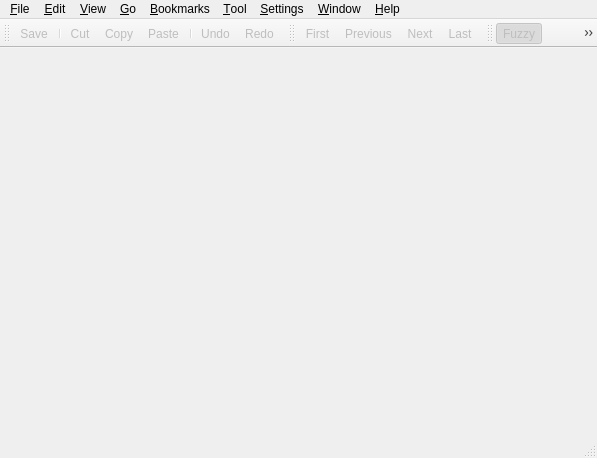
First picture: the form in pootling/ui/MainEditor.ui, repository cc-archive/pootle, before the edit.
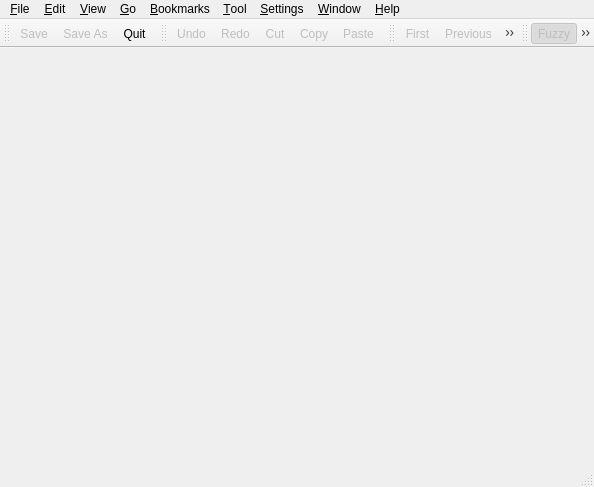
Second picture: the form after the edit. Icons and pictures are not drawn.

Commit message: add tooltip, statustip, and what's this to interface

```diff
--- a/pootling/ui/MainEditor.ui
+++ b/pootling/ui/MainEditor.ui
@@ -8,8 +8,8 @@
    <rect>
     <x>0</x>
     <y>0</y>
-    <width>597</width>
-    <height>458</height>
+    <width>594</width>
+    <height>487</height>
    </rect>
   </property>
   <property name="sizePolicy" >
@@ -47,10 +47,77 @@
     <rect>
      <x>0</x>
      <y>0</y>
-     <width>597</width>
+     <width>594</width>
      <height>28</height>
     </rect>
    </property>
+   <widget class="QMenu" name="menuView" >
+    <property name="enabled" >
+     <bool>true</bool>
+    </property>
+    <property name="title" >
+     <string>&amp;View</string>
+    </property>
+    <addaction name="actionFilterFuzzy" />
+    <addaction name="actionFilterTranslated" />
+    <addaction name="actionFilterUntranslated" />
+   </widget>
+   <widget class="QMenu" name="menuGo" >
+    <property name="title" >
+     <string>&amp;Go</string>
+    </property>
+    <addaction name="actionFirst" />
+    <addaction name="actionPrevious" />
+    <addaction name="actionNext" />
+    <addaction name="actionLast" />
+    <addaction name="separator" />
+    <addaction name="actionGoTo" />
+   </widget>
+   <widget class="QMenu" name="menuSettings" >
+    <property name="title" >
+     <string>&amp;Settings</string>
+    </property>
+    <addaction name="actionPreferences" />
+    <addaction name="action_TM" />
+   </widget>
+   <widget class="QMenu" name="menu_Tool" >
+    <property name="title" >
+     <string>&amp;Tool</string>
+    </property>
+    <widget class="QMenu" name="menu_TM" >
+     <property name="title" >
+      <string>&amp;TM</string>
+     </property>
+     <property name="icon" >
+      <iconset>../images/memory.png</iconset>
+     </property>
+     <addaction name="action_lookup_Text" />
+     <addaction name="actionAuto_translate" />
+    </widget>
+    <addaction name="separator" />
+    <addaction name="menu_TM" />
+    <addaction name="actionCatalogManager" />
+   </widget>
+   <widget class="QMenu" name="menuHelp" >
+    <property name="title" >
+     <string>&amp;Help</string>
+    </property>
+    <addaction name="actionAbout" />
+    <addaction name="actionAboutQT" />
+   </widget>
+   <widget class="QMenu" name="menuWindow" >
+    <property name="title" >
+     <string>&amp;Window</string>
+    </property>
+    <widget class="QMenu" name="menuToolbars" >
+     <property name="title" >
+      <string>&amp;Toolbars</string>
+     </property>
+    </widget>
+    <addaction name="separator" />
+    <addaction name="separator" />
+    <addaction name="menuToolbars" />
+   </widget>
    <widget class="QMenu" name="menuFile" >
     <property name="title" >
      <string>&amp;File</string>
@@ -97,28 +164,6 @@
     <addaction name="actionToggleFuzzy" />
     <addaction name="actionEdit_Header" />
    </widget>
-   <widget class="QMenu" name="menuView" >
-    <property name="enabled" >
-     <bool>true</bool>
-    </property>
-    <property name="title" >
-     <string>&amp;View</string>
-    </property>
-    <addaction name="actionFilterFuzzy" />
-    <addaction name="actionFilterTranslated" />
-    <addaction name="actionFilterUntranslated" />
-   </widget>
-   <widget class="QMenu" name="menuGo" >
-    <property name="title" >
-     <string>&amp;Go</string>
-    </property>
-    <addaction name="actionFirst" />
-    <addaction name="actionPrevious" />
-    <addaction name="actionNext" />
-    <addaction name="actionLast" />
-    <addaction name="separator" />
-    <addaction name="actionGoTo" />
-   </widget>
    <widget class="QMenu" name="menuBookmark" >
     <property name="title" >
      <string>&amp;Bookmarks</string>
@@ -127,51 +172,6 @@
     <addaction name="actionClearBookmarks" />
     <addaction name="separator" />
    </widget>
-   <widget class="QMenu" name="menuHelp" >
-    <property name="title" >
-     <string>&amp;Help</string>
-    </property>
-    <addaction name="actionAbout" />
-    <addaction name="actionAboutQT" />
-   </widget>
-   <widget class="QMenu" name="menuSettings" >
-    <property name="title" >
-     <string>&amp;Settings</string>
-    </property>
-    <addaction name="actionPreferences" />
-    <addaction name="action_TM" />
-   </widget>
-   <widget class="QMenu" name="menuWindow" >
-    <property name="title" >
-     <string>&amp;Window</string>
-    </property>
-    <widget class="QMenu" name="menuToolbars" >
-     <property name="title" >
-      <string>&amp;Toolbars</string>
-     </property>
-    </widget>
-    <addaction name="separator" />
-    <addaction name="separator" />
-    <addaction name="menuToolbars" />
-   </widget>
-   <widget class="QMenu" name="menu_Tool" >
-    <property name="title" >
-     <string>&amp;Tool</string>
-    </property>
-    <widget class="QMenu" name="menu_TM" >
-     <property name="title" >
-      <string>&amp;TM</string>
-     </property>
-     <property name="icon" >
-      <iconset>../images/memory.png</iconset>
-     </property>
-     <addaction name="action_lookup_Text" />
-     <addaction name="actionAuto_translate" />
-    </widget>
-    <addaction name="separator" />
-    <addaction name="menu_TM" />
-    <addaction name="actionCatalogManager" />
-   </widget>
    <addaction name="menuFile" />
    <addaction name="menuEdit" />
    <addaction name="menuView" />
@@ -183,10 +183,7 @@
    <addaction name="menuHelp" />
   </widget>
   <widget class="QStatusBar" name="statusbar" />
-  <widget class="QToolBar" name="toolStandard" >
-   <property name="enabled" >
-    <bool>true</bool>
-   </property>
+  <widget class="QToolBar" name="toolFile" >
    <property name="windowTitle" >
     <string>&amp;Standard Toolbar</string>
    </property>
@@ -197,13 +194,27 @@
     <number>4</number>
    </attribute>
    <addaction name="actionSave" />
-   <addaction name="separator" />
+   <addaction name="actionSaveas" />
+   <addaction name="actionExit" />
+  </widget>
+  <widget class="QToolBar" name="toolEdit" >
+   <property name="enabled" >
+    <bool>true</bool>
+   </property>
+   <property name="windowTitle" >
+    <string>&amp;Edit Toolbar</string>
+   </property>
+   <property name="orientation" >
+    <enum>Qt::Horizontal</enum>
+   </property>
+   <attribute name="toolBarArea" >
+    <number>4</number>
+   </attribute>
+   <addaction name="actionUndo" />
+   <addaction name="actionRedo" />
    <addaction name="actionCut" />
    <addaction name="actionCopy" />
    <addaction name="actionPaste" />
-   <addaction name="separator" />
-   <addaction name="actionUndo" />
-   <addaction name="actionRedo" />
   </widget>
   <widget class="QToolBar" name="toolNavigation" >
    <property name="contextMenuPolicy" >
```
Left out of the diff: 181 changed lines with no effect on the pictures. The commit also changes 6 other files.
